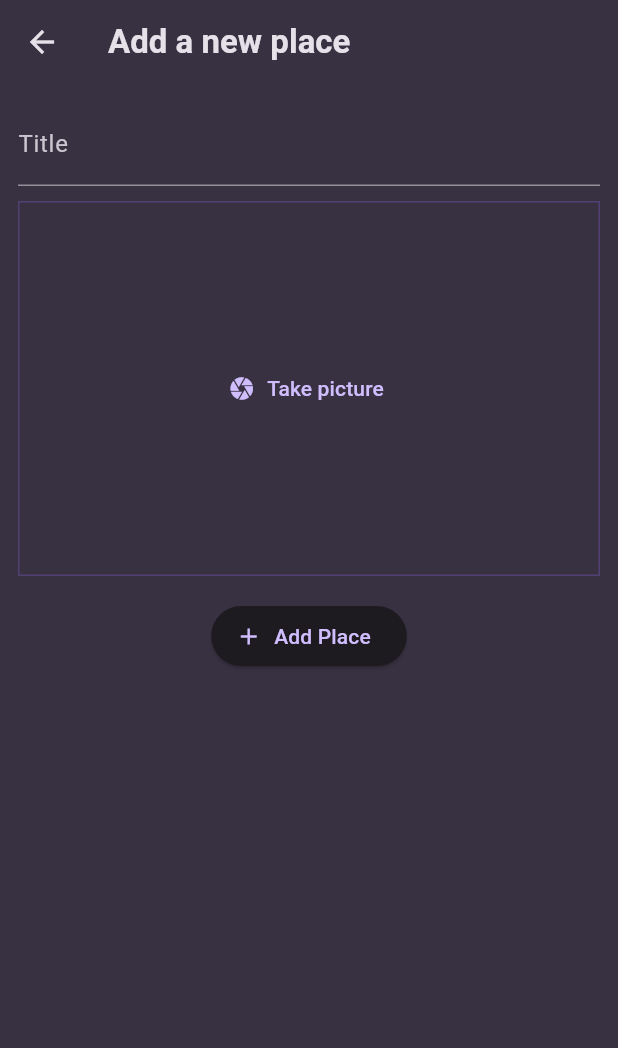
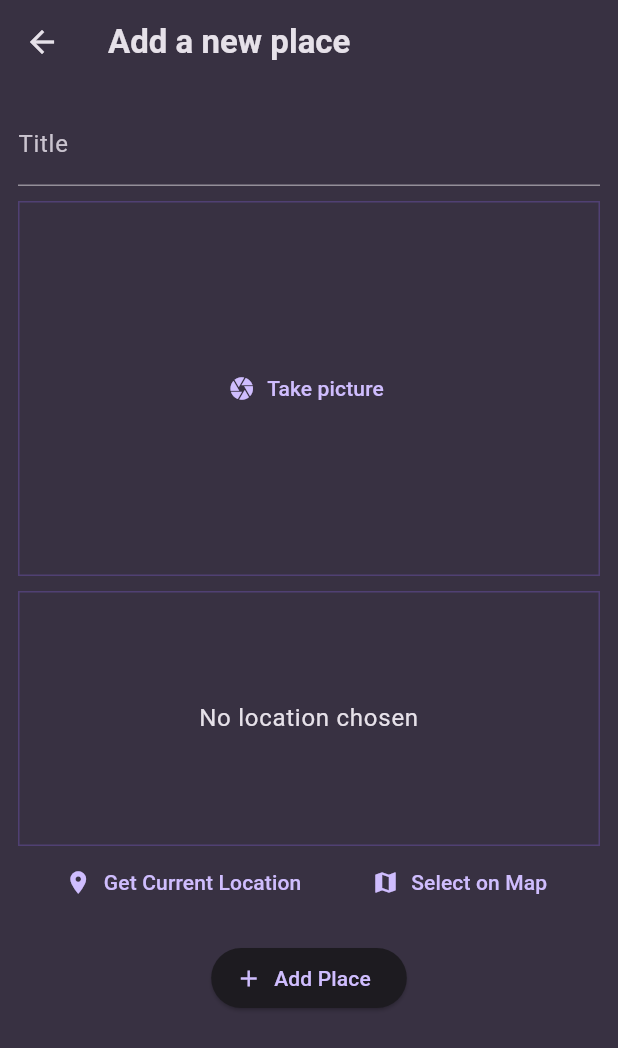
Before and after one commit to Junaidchohan/Favorite-Places-App, a Flutter app: the AddPlaceScreen screen opened directly, on a phone screen of 412 x 824 dp. Shown: the top 1048 px of the screen. Run offline on Flutter 3.47's test engine with Material 3 defaults, Android fonts, the phone set to English and light mode, and no system bars; our stand-ins replace flutter_riverpod, google_fonts, image_picker.

Commit message:
Adding a Location pkg and Starting with the get Location Input Widget

```diff
--- a/lib/screens/add_place.dart
+++ b/lib/screens/add_place.dart
@@ -2,6 +2,7 @@ import 'dart:io';
 
 import 'package:facorite_places/providers/user_places.dart';
 import 'package:facorite_places/widgets/image_input.dart';
+import 'package:facorite_places/widgets/location_input.dart';
 import 'package:flutter/material.dart';
 import 'package:flutter_riverpod/flutter_riverpod.dart';
 
@@ -55,6 +56,8 @@ class _AddPlaceScreenState extends ConsumerState<AddPlaceScreen> {
                 _selectedImage = image;
               },
             ),
+            SizedBox(height: 10),
+            LocationInput(),
             SizedBox(height: 16),
             ElevatedButton.icon(
               onPressed: _savePlaces,
--- /dev/null
+++ b/lib/widgets/location_input.dart
@@ -0,0 +1,51 @@
+import 'package:flutter/material.dart';
+
+class LocationInput extends StatefulWidget {
+  const LocationInput({super.key});
+
+  @override
+  State<LocationInput> createState() => _LocationInputState();
+}
+
+class _LocationInputState extends State<LocationInput> {
+  @override
+  Widget build(BuildContext context) {
+    return Column(
+      children: [
+        Container(
+          height: 170,
+          width: double.infinity,
+          alignment: Alignment.center,
+          decoration: BoxDecoration(
+            border: Border.all(
+              width: 1,
+              color: Theme.of(context).primaryColor.withValues(alpha: 0.5),
+            ),
+          ),
+          child: Text(
+            "No location chosen",
+            textAlign: TextAlign.center,
+            style: Theme.of(context).textTheme.bodyLarge!.copyWith(
+              color: Theme.of(context).colorScheme.onSurface,
+            ),
+          ),
+        ),
+        Row(
+          mainAxisAlignment: MainAxisAlignment.spaceEvenly,
+          children: [
+            TextButton.icon(
+              icon: Icon(Icons.location_on),
+              label: Text("Get Current Location"),
+              onPressed: () {},
+            ),
+            TextButton.icon(
+              icon: Icon(Icons.map),
+              label: Text("Select on Map"),
+              onPressed: () {},
+            ),
+          ],
+        ),
+      ],
+    );
+  }
+}
--- a/pubspec.yaml
+++ b/pubspec.yaml
@@ -38,6 +38,7 @@ dependencies:
   uuid: ^4.5.1
   flutter_riverpod: ^2.6.1
   image_picker: ^1.1.2
+  location: ^8.0.0
 
 
 dev_dependencies:
```
Also changed, not shown: lib/screens/place_detail.dart (+9 -5 lines), pubspec.lock, 2 other files.
